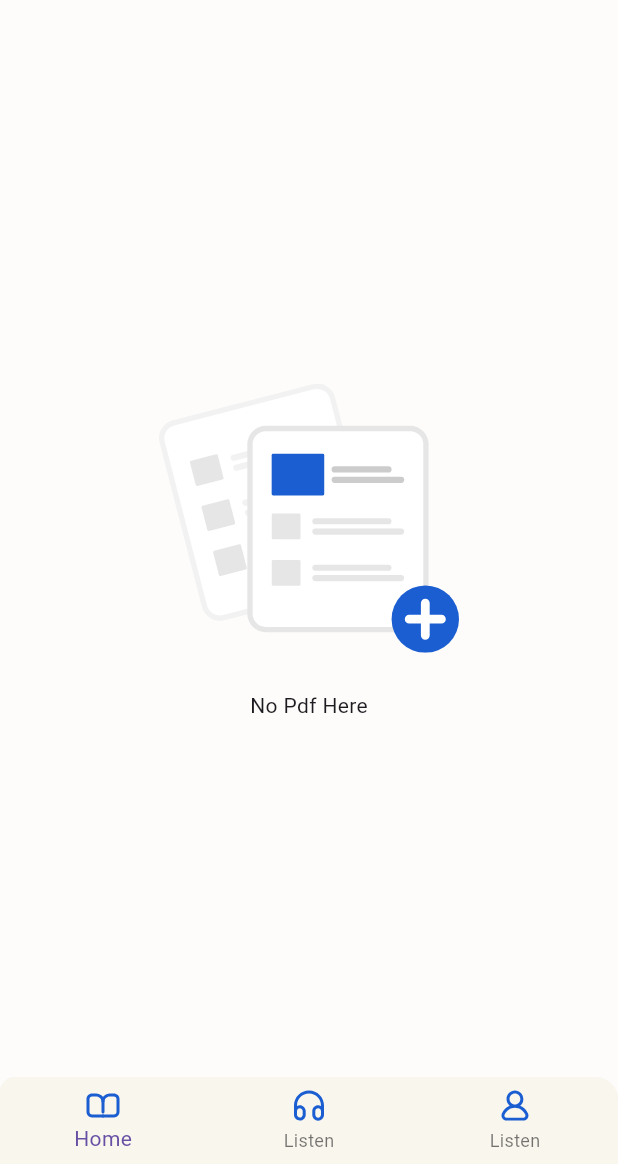
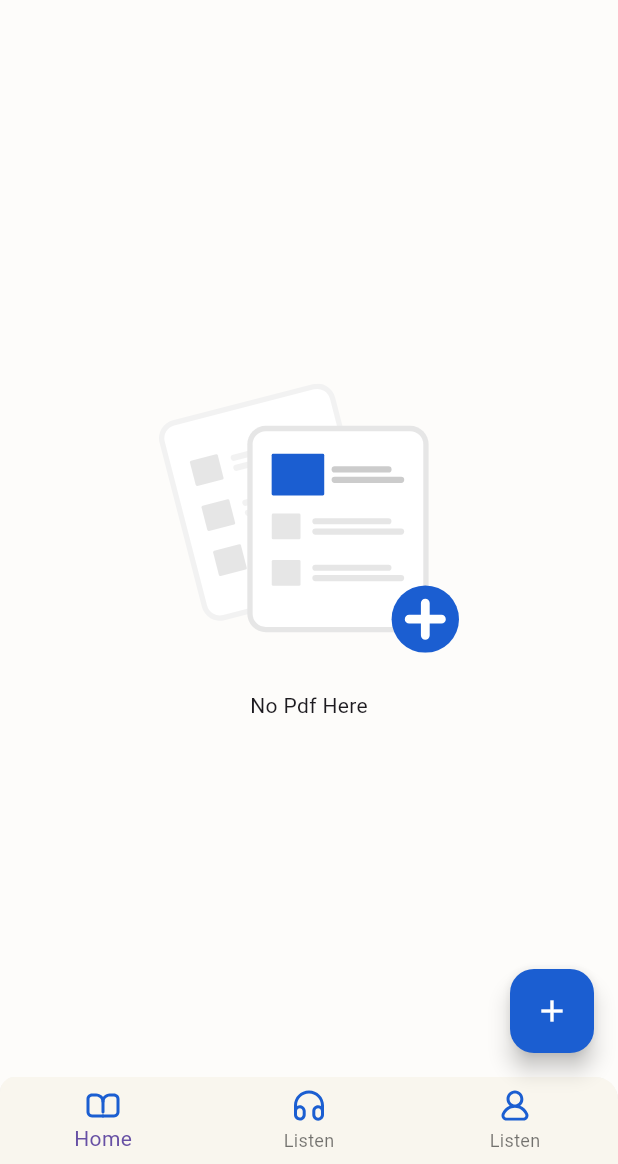
Before and after one commit to SatriaAkbarRizki/Readers-PDF, a Flutter app: the screen it shows after launch, on a phone screen of 412 x 824 dp, the part 72-1236 px from its top. Run offline on Flutter 3.47's test engine with Material 3 defaults, Android fonts, the phone set to English and light mode, and no system bars; our stand-ins replace bloc, file_picker, flutter_bloc, flutter_svg, share_plus; missing offline and left inert: pdfrx.

Commit message:
add: integrate cubit navbar and floating action

```diff
--- a/lib/navigation/navbar.dart
+++ b/lib/navigation/navbar.dart
@@ -1,43 +1,55 @@
 import 'package:flutter/material.dart';
+import 'package:flutter_bloc/flutter_bloc.dart';
 import 'package:flutter_svg/svg.dart';
+import 'package:simplereader/cubit/navbar_cubit.dart';
 import 'package:simplereader/screens/Home.dart';
+import 'package:simplereader/screens/audio.dart';
+import 'package:simplereader/widget/floating_pdf.dart';
 
 class Navbar extends StatelessWidget {
-  const Navbar({super.key});
+  final List listtNavBar = [const HomeScreens(), const AudioScreens()];
+  Navbar({super.key});
 
   @override
   Widget build(BuildContext context) {
     return Scaffold(
-      body: const HomeScreens(),
+      body: BlocBuilder<NavbarCubit, int>(
+        builder: (context, state) {
+          return listtNavBar[state];
+        },
+      ),
       bottomNavigationBar: ClipRRect(
         borderRadius: const BorderRadius.only(
             topLeft: Radius.circular(10), topRight: Radius.circular(15)),
         child: BottomNavigationBar(
+            currentIndex: context.read<NavbarCubit>().state,
+            onTap: (value) => context.read<NavbarCubit>().switchNavBar(value),
             backgroundColor: const Color(0xffF9F6EE),
             items: [
               BottomNavigationBarItem(
                   label: 'Home',
                   icon: SvgPicture.asset(
                     'assets/icons/open-book.svg',
-                    colorFilter:
-                        const ColorFilter.mode(Color(0xff1b5ed1), BlendMode.srcIn),
+                    colorFilter: const ColorFilter.mode(
+                        Color(0xff1b5ed1), BlendMode.srcIn),
                   )),
               BottomNavigationBarItem(
                   label: 'Listen',
                   icon: SvgPicture.asset(
                     'assets/icons/listen.svg',
-                    colorFilter:
-                        const ColorFilter.mode(Color(0xff1b5ed1), BlendMode.srcIn),
+                    colorFilter: const ColorFilter.mode(
+                        Color(0xff1b5ed1), BlendMode.srcIn),
                   )),
               BottomNavigationBarItem(
                   label: 'Listen',
                   icon: SvgPicture.asset(
                     'assets/icons/account.svg',
-                    colorFilter:
-                        const ColorFilter.mode(Color(0xff1b5ed1), BlendMode.srcIn),
+                    colorFilter: const ColorFilter.mode(
+                        Color(0xff1b5ed1), BlendMode.srcIn),
                   ))
             ]),
       ),
+      floatingActionButton: FloatingPdfAction(),
     );
   }
 }
--- a/lib/theme/mytheme.dart
+++ b/lib/theme/mytheme.dart
@@ -17,5 +17,7 @@ class MyTheme {
       dialogTheme: const DialogTheme(
           backgroundColor: Color(0xffFDFCFA),
           shape: RoundedRectangleBorder(
-              borderRadius: BorderRadius.all(Radius.circular(20)))));
+              borderRadius: BorderRadius.all(Radius.circular(20)))),
+      floatingActionButtonTheme: const FloatingActionButtonThemeData(
+          foregroundColor: Colors.white, backgroundColor: Color(0xff1b5ed1)));
 }
--- /dev/null
+++ b/lib/widget/floating_pdf.dart
@@ -0,0 +1,13 @@
+import 'package:flutter/material.dart';
+
+class FloatingPdfAction extends StatelessWidget {
+  const FloatingPdfAction({super.key});
+
+  @override
+  Widget build(BuildContext context) {
+    return FloatingActionButton(
+      onPressed: () {},
+      child: Icon(Icons.add),
+    );
+  }
+}
```
